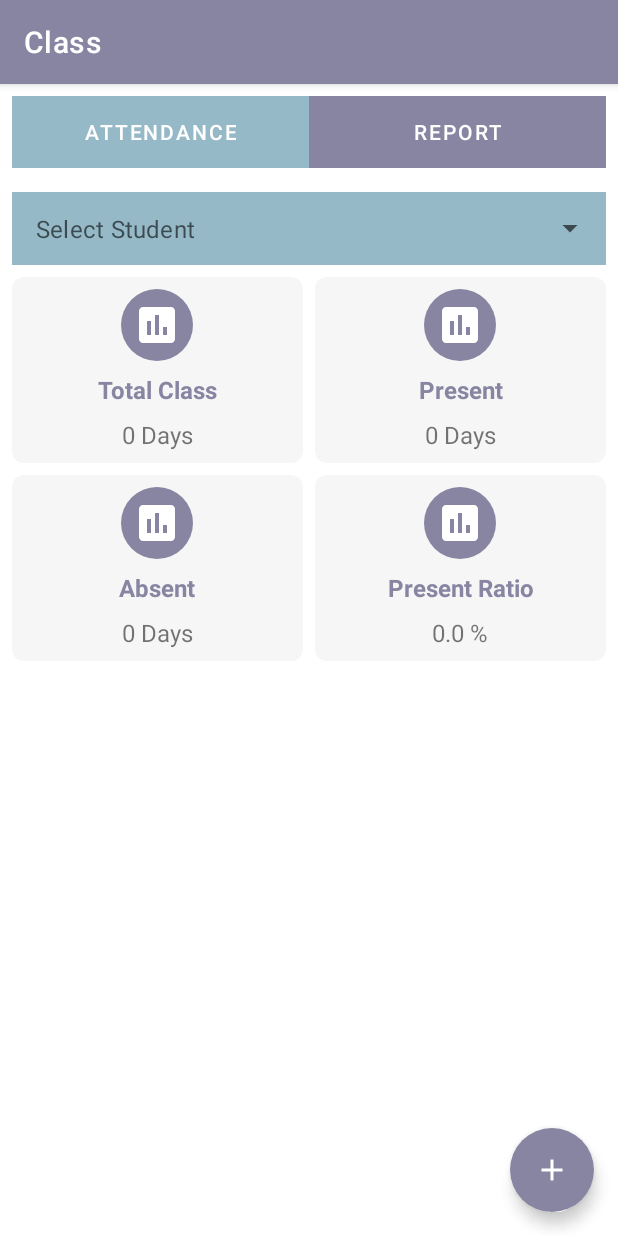
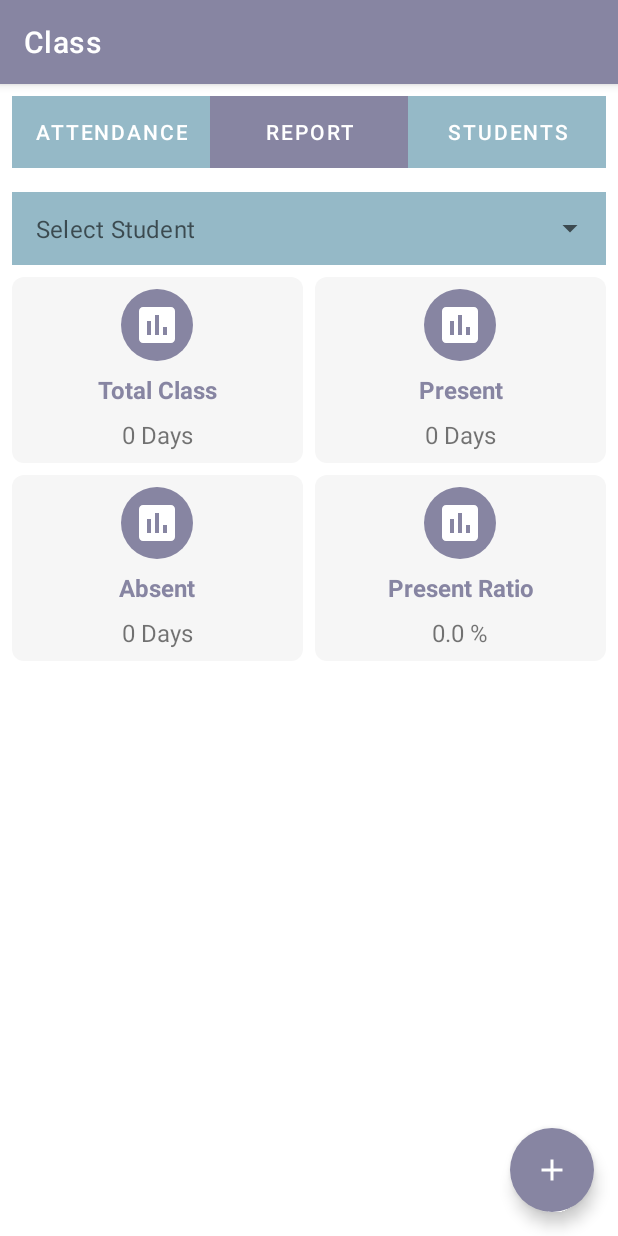
Before and after one commit to Al-AminJoy/AttendanceAssistant, an Android app: the fragment AttendanceHolderFragment placed in its activity, tab 2 chosen, on a phone screen of 412 x 824 dp. Run offline under Robolectric (Android 15) with nearby library versions, the phone set to English and light mode, and no system bars; our stand-ins replace Dagger/Hilt's generated code, data binding, navigation-ui; 4 statements that could not run were skipped.

Commit message:
Student List Added

```diff
--- a/app/src/main/java/com/alamin/attendanceassistant/utils/ApplicationsCallBack.kt
+++ b/app/src/main/java/com/alamin/attendanceassistant/utils/ApplicationsCallBack.kt
@@ -10,5 +10,9 @@ interface ApplicationsCallBack {
         fun onAdapterItemClick(dataClass: T,isPresent: Boolean)
     }
 
+    interface SetOnStudentClickListener<T>{
+        fun onAdapterItemClick(dataClass: T,isUpdate: Boolean)
+
+    }
 
 }
--- a/app/src/main/java/com/alamin/attendanceassistant/view/fragment/AttendanceFragment.kt
+++ b/app/src/main/java/com/alamin/attendanceassistant/view/fragment/AttendanceFragment.kt
@@ -43,7 +43,6 @@ class AttendanceFragment @Inject constructor() : Fragment() {
     private lateinit var binding: FragmentAttendanceBinding
     private lateinit var subjectViewModel: SubjectViewModel
     private lateinit var attendanceViewModel: AttendanceViewModel
-   // private val arg by navArgs<AttendanceFragmentArgs>()
     private var subjectId : Int = 0
     private lateinit var subject: Subject
     private var studentAttendanceList = arrayListOf<StudentAttendance>()
--- a/app/src/main/java/com/alamin/attendanceassistant/view/fragment/AttendanceHolderFragment.kt
+++ b/app/src/main/java/com/alamin/attendanceassistant/view/fragment/AttendanceHolderFragment.kt
@@ -23,6 +23,8 @@ class AttendanceHolderFragment : Fragment() {
     @Inject
     lateinit var reportFragment: StudentReportFragment
     @Inject
+    lateinit var studentListFragment: StudentListFragment
+    @Inject
     lateinit var viewPagerAdapter: ViewPagerAdapter
 
     private lateinit var binding: FragmentAttendanceHolderBinding
@@ -42,8 +44,10 @@ class AttendanceHolderFragment : Fragment() {
     private fun setupViewPager() {
         attendanceFragment.setSubject(arg.subject.subjectId)
         reportFragment.setSubject(arg.subject.subjectId)
-        val fragmentList = arrayListOf(attendanceFragment,reportFragment)
-        val fragmentTitleList = arrayListOf("Attendance","Report")
+        studentListFragment.setSubject(arg.subject.subjectId)
+
+        val fragmentList = arrayListOf(attendanceFragment,reportFragment,studentListFragment)
+        val fragmentTitleList = arrayListOf("Attendance","Report","Students")
 
         viewPagerAdapter.addFragment(fragmentList, fragmentTitleList)
 
--- /dev/null
+++ b/app/src/main/java/com/alamin/attendanceassistant/view/fragment/StudentListFragment.kt
@@ -0,0 +1,71 @@
+package com.alamin.attendanceassistant.view.fragment
+
+import android.os.Bundle
+import android.util.Log
+import androidx.fragment.app.Fragment
+import android.view.LayoutInflater
+import android.view.View
+import android.view.ViewGroup
+import androidx.lifecycle.ViewModelProvider
+import androidx.lifecycle.lifecycleScope
+import androidx.recyclerview.widget.LinearLayoutManager
+import com.alamin.attendanceassistant.R
+import com.alamin.attendanceassistant.databinding.FragmentStudentListBinding
+import com.alamin.attendanceassistant.model.data.Student
+import com.alamin.attendanceassistant.utils.ApplicationsCallBack
+import com.alamin.attendanceassistant.view.adapter.StudentAdapter
+import com.alamin.attendanceassistant.view_model.StudentViewModel
+import com.alamin.attendanceassistant.view_model.SubjectViewModel
+import dagger.hilt.android.AndroidEntryPoint
+import kotlinx.coroutines.flow.collectLatest
+import javax.inject.Inject
+
+private const val TAG = "StudentListFragment"
+
+@AndroidEntryPoint
+class StudentListFragment @Inject constructor() : Fragment() {
+
+    @Inject
+    lateinit var studentAdapter: StudentAdapter
+
+    private lateinit var binding: FragmentStudentListBinding
+
+    private lateinit var subjectViewModel: SubjectViewModel
+
+    private var subjectId : Int = 0
+
+    override fun onCreateView(
+        inflater: LayoutInflater, container: ViewGroup?,
+        savedInstanceState: Bundle?
+    ): View? {
+        binding = FragmentStudentListBinding.inflate(layoutInflater)
+
+        subjectViewModel = ViewModelProvider(this)[SubjectViewModel::class.java]
+
+        binding.recyclerView.apply {
+            layoutManager = LinearLayoutManager(requireContext())
+            adapter = studentAdapter
+        }
+
+        lifecycleScope.launchWhenCreated {
+            subjectViewModel.getSubjectById(subjectId).collectLatest {
+                it?.let {
+                    with(studentAdapter){
+                        setStudentDiffUtils(ArrayList(it.studentHolder.studentList))
+                        setAdapterClickListener(object : ApplicationsCallBack.SetOnStudentClickListener<Student>{
+                            override fun onAdapterItemClick(dataClass: Student, isUpdate: Boolean) {
+                                Log.d(TAG, "onAdapterItemClick: $dataClass $isUpdate")
+                            }
+
+                        })
+                    }
+                }
+            }
+        }
+
+        return binding.root
+    }
+
+    fun setSubject(subjectId:Int){
+        this.subjectId = subjectId
+    }}
--- /dev/null
+++ b/app/src/main/res/drawable/ic_edit.xml
@@ -0,0 +1,5 @@
+<vector android:height="24dp" android:tint="#FFFFFF"
+    android:viewportHeight="24" android:viewportWidth="24"
+    android:width="24dp" xmlns:android="http://schemas.android.com/apk/res/android">
+    <path android:fillColor="@android:color/white" android:pathData="M3,10h11v2H3V10zM3,8h11V6H3V8zM3,16h7v-2H3V16zM18.01,12.87l0.71,-0.71c0.39,-0.39 1.02,-0.39 1.41,0l0.71,0.71c0.39,0.39 0.39,1.02 0,1.41l-0.71,0.71L18.01,12.87zM17.3,13.58l-5.3,5.3V21h2.12l5.3,-5.3L17.3,13.58z"/>
+</vector>
--- /dev/null
+++ b/app/src/main/res/drawable/ic_remove.xml
@@ -0,0 +1,5 @@
+<vector android:height="24dp" android:tint="#FFFFFF"
+    android:viewportHeight="24" android:viewportWidth="24"
+    android:width="24dp" xmlns:android="http://schemas.android.com/apk/res/android">
+    <path android:fillColor="@android:color/white" android:pathData="M14,8c0,-2.21 -1.79,-4 -4,-4S6,5.79 6,8s1.79,4 4,4S14,10.21 14,8zM17,10v2h6v-2H17zM2,18v2h16v-2c0,-2.66 -5.33,-4 -8,-4S2,15.34 2,18z"/>
+</vector>
```
Also changed, not shown: app/src/main/java/com/alamin/attendanceassistant/view/adapter/StudentAdapter.kt (added, +48 -0 lines), app/src/main/java/com/alamin/attendanceassistant/view/adapter/StudentDiffUtils.kt (added, +31 -0 lines), app/src/main/res/layout/fragment_student_list.xml (added, +25 -0 lines), app/src/main/res/layout/row_student.xml (added, +66 -0 lines).
